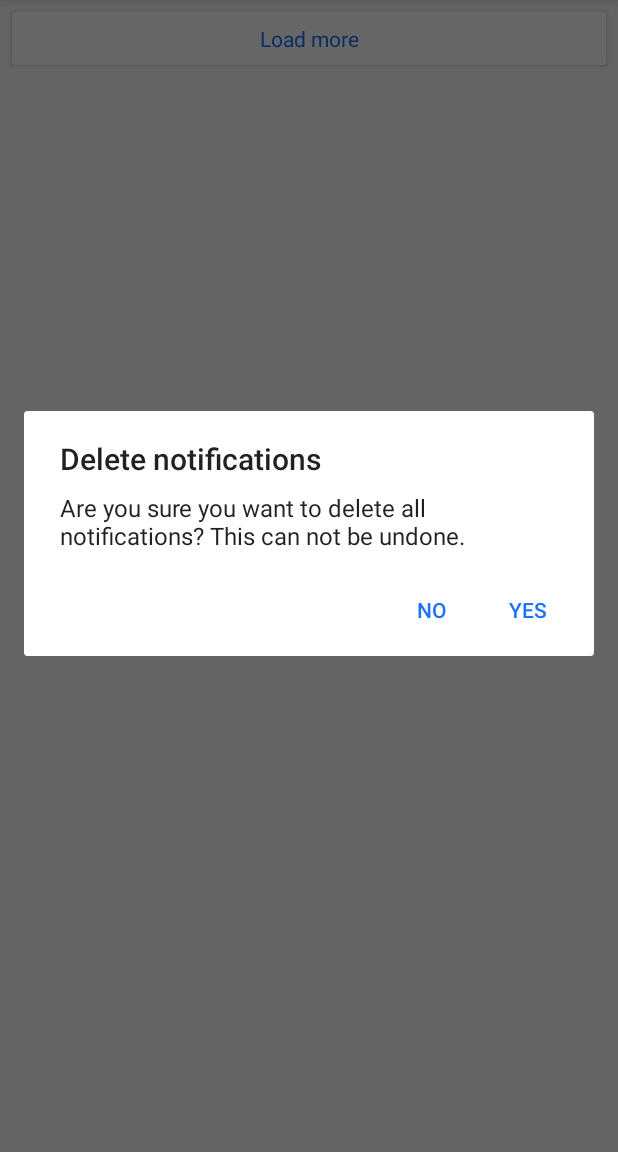
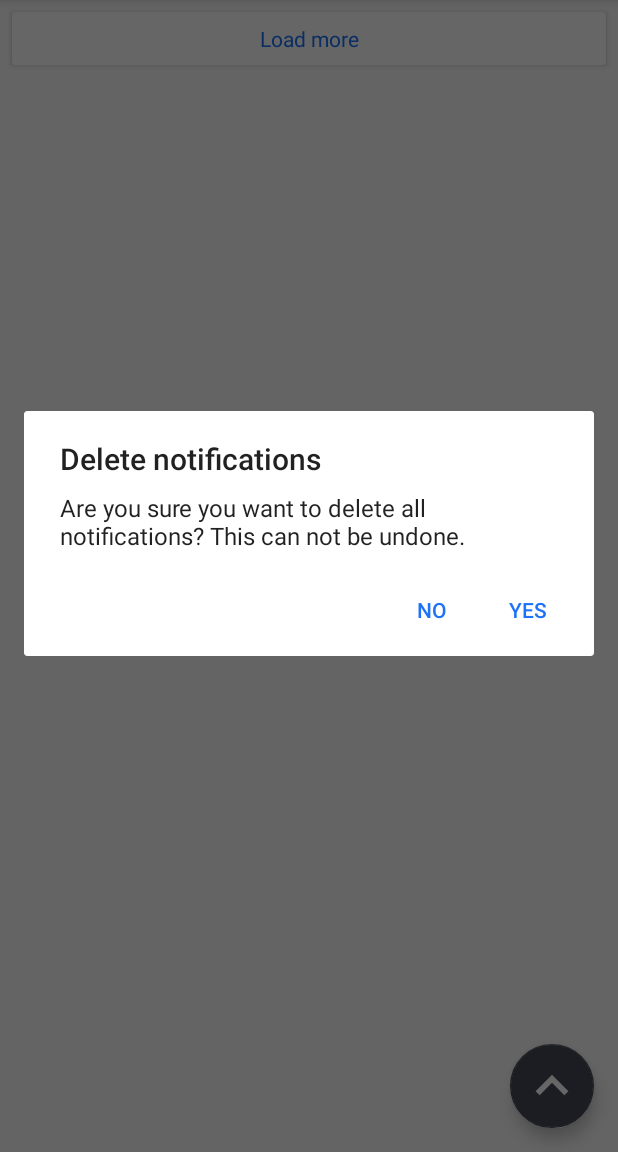
Before and after one commit to Javidp/NotificationsCollector, an Android app: the screen it shows after launch (MainActivity), after a tap on "Clear", on a phone screen of 412 x 824 dp, the part 84-1236 px from its top. Run offline under Robolectric (Android 15) with nearby library versions, the phone set to English and light mode, and no system bars; our stand-ins replace Room's generated code.

Commit message:
Add 'go to the top' button to the notifications view

```diff
--- a/app/src/main/java/com/jd/notificationscollector/MainActivity.kt
+++ b/app/src/main/java/com/jd/notificationscollector/MainActivity.kt
@@ -41,12 +41,18 @@ class MainActivity : AppCompatActivity() {
         }
     }
 
+    private val onGoToTheTopClick = View.OnClickListener {
+        val recyclerLayoutManager = notifications_recycler.layoutManager as? LinearLayoutManager
+        recyclerLayoutManager?.smoothScrollToPosition(notifications_recycler, null, 0)
+    }
+
     override fun onCreate(savedInstanceState: Bundle?) {
         super.onCreate(savedInstanceState)
         setContentView(R.layout.activity_main)
 
         db = NcDatabase.create(this)
 
+        go_top_fab.setOnClickListener(onGoToTheTopClick)
         notifications_swipe_container.setOnRefreshListener(onSwipeRefresh)
 
         notificationsRecyclerAdapter = NotificationsRecyclerAdapter(dataset, onLoadMoreClick, this)
--- /dev/null
+++ b/app/src/main/res/drawable/go_top_icon.xml
@@ -0,0 +1,13 @@
+<?xml version="1.0" encoding="utf-8"?>
+<vector xmlns:android="http://schemas.android.com/apk/res/android"
+    android:width="100dp"
+    android:height="100dp"
+    android:viewportWidth="100"
+    android:viewportHeight="100">
+
+    <path
+        android:pathData="M 10 70 L 50 30 L 90 70"
+        android:strokeWidth="16"
+        android:strokeColor="#FFFFFF" />
+
+</vector>
--- a/app/src/main/res/layout/activity_main.xml
+++ b/app/src/main/res/layout/activity_main.xml
@@ -22,4 +22,17 @@
             app:layout_constraintStart_toStartOf="parent"
             app:layout_constraintTop_toTopOf="parent" />
     </androidx.swiperefreshlayout.widget.SwipeRefreshLayout>
+
+    <com.google.android.material.floatingactionbutton.FloatingActionButton
+        android:id="@+id/go_top_fab"
+        android:layout_width="wrap_content"
+        android:layout_height="wrap_content"
+        android:layout_margin="16dp"
+        android:clickable="true"
+        android:focusable="true"
+        app:backgroundTint="@color/colorPrimary"
+        app:layout_constraintBottom_toBottomOf="parent"
+        app:layout_constraintEnd_toEndOf="parent"
+        app:srcCompat="@drawable/go_top_icon" />
+
 </androidx.constraintlayout.widget.ConstraintLayout>
```
